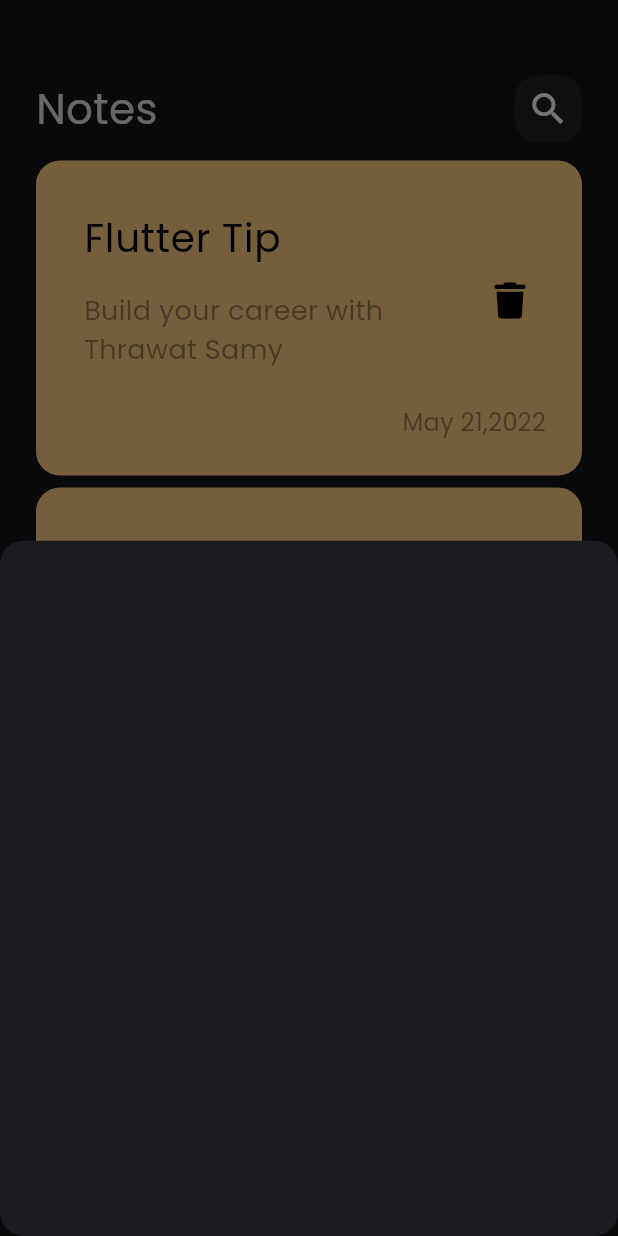
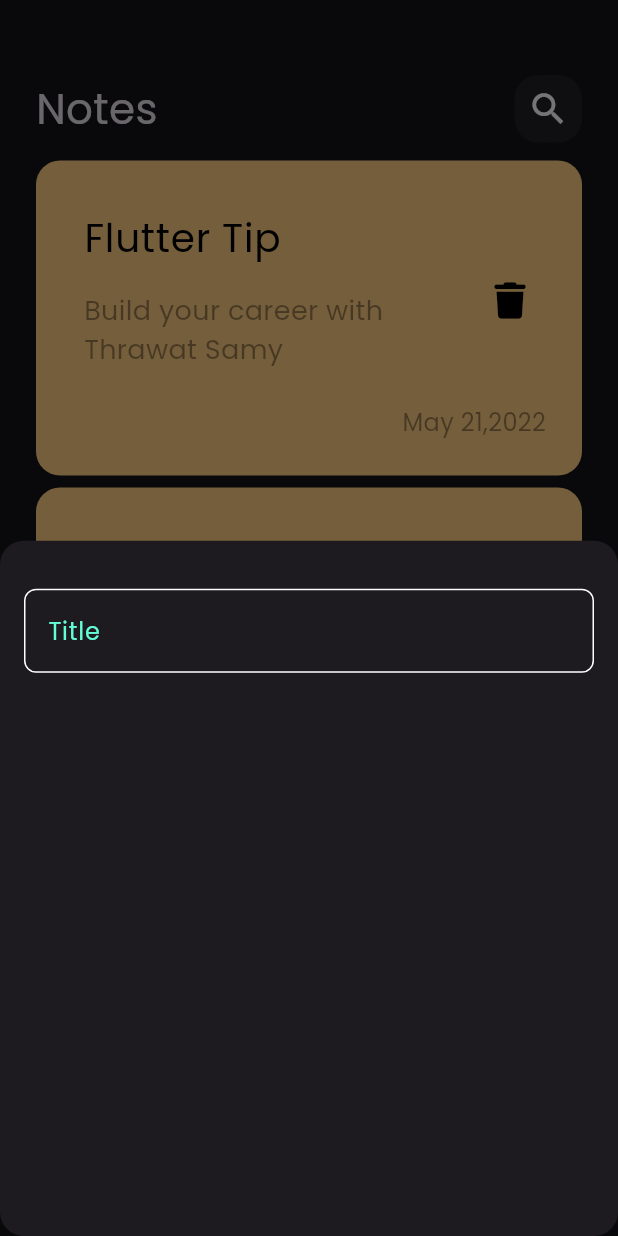
Before and after one commit to amanygamalshoep/notes_app, a Flutter app: the screen it shows after launch, after a tap on the "add" icon, on a phone screen of 412 x 824 dp. Run offline on Flutter 3.47's test engine with Material 3 defaults, Android fonts, the phone set to English and light mode, and no system bars; our stand-ins replace font_awesome_flutter.

Commit message:
create custom text field

```diff
--- /dev/null
+++ b/lib/constants.dart
@@ -0,0 +1,5 @@
+
+
+import 'package:flutter/material.dart';
+
+const KPrimaryColor =   const  Color(0xff62FCD7);
--- a/lib/views/notes_view.dart
+++ b/lib/views/notes_view.dart
@@ -1,5 +1,5 @@
 import 'package:flutter/material.dart';
-import 'package:notes_app/widgets/note_bottom_sheet.dart';
+import 'package:notes_app/widgets/add_note_bottom_sheet.dart';
 import 'package:notes_app/widgets/notes_view_body.dart';
 
 class NotesView extends StatelessWidget {
--- /dev/null
+++ b/lib/widgets/add_note_bottom_sheet.dart
@@ -0,0 +1,21 @@
+import 'package:flutter/material.dart';
+import 'package:notes_app/widgets/custom_text_field.dart';
+
+class AddNoteBottomSheet extends StatelessWidget {
+  const AddNoteBottomSheet({super.key});
+
+  @override
+  Widget build(BuildContext context) {
+    return const Padding(
+      padding: EdgeInsets.symmetric(horizontal: 16),
+      child: Column(
+        children: [
+          SizedBox(height:32),
+          AddTextField(
+          ),
+
+        ],
+      ),
+    );
+  }
+}
--- /dev/null
+++ b/lib/widgets/custom_text_field.dart
@@ -0,0 +1,29 @@
+import 'package:flutter/material.dart';
+import 'package:notes_app/constants.dart';
+
+class AddTextField extends StatelessWidget {
+  const AddTextField({super.key});
+
+  @override
+  Widget build(BuildContext context) {
+    return TextField(
+      cursorColor: KPrimaryColor,
+      decoration: InputDecoration(
+        border: buildBorder(),
+        enabledBorder: buildBorder(),
+        focusedBorder: buildBorder( KPrimaryColor),
+        hintText:'Title' ,
+        hintStyle:const TextStyle(color: KPrimaryColor),
+
+
+      ),
+    );
+  }
+
+  OutlineInputBorder buildBorder([color]) {
+    return OutlineInputBorder(
+        borderRadius: BorderRadius.circular(8),
+        borderSide: BorderSide(  color: color ??Colors.white),
+      );
+  }
+}
--- a/lib/widgets/note_bottom_sheet.dart
+++ /dev/null
@@ -1,10 +0,0 @@
-import 'package:flutter/material.dart';
-
-class AddNoteBottomSheet extends StatelessWidget {
-  const AddNoteBottomSheet({super.key});
-
-  @override
-  Widget build(BuildContext context) {
-    return Container();
-  }
-}
```
